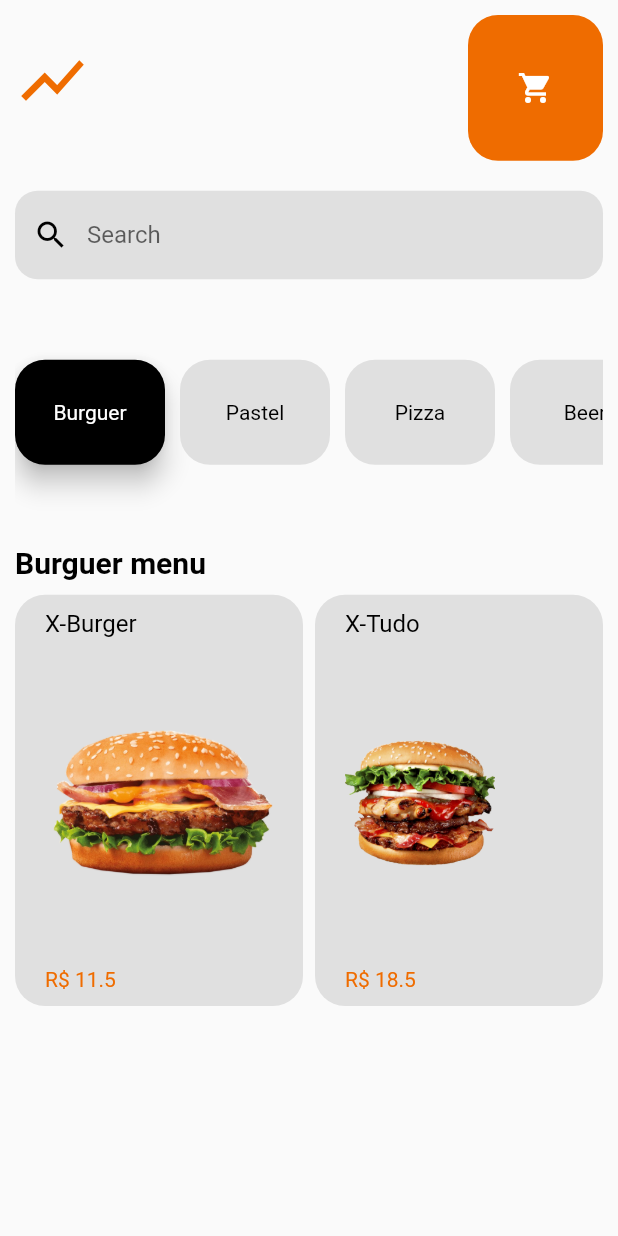
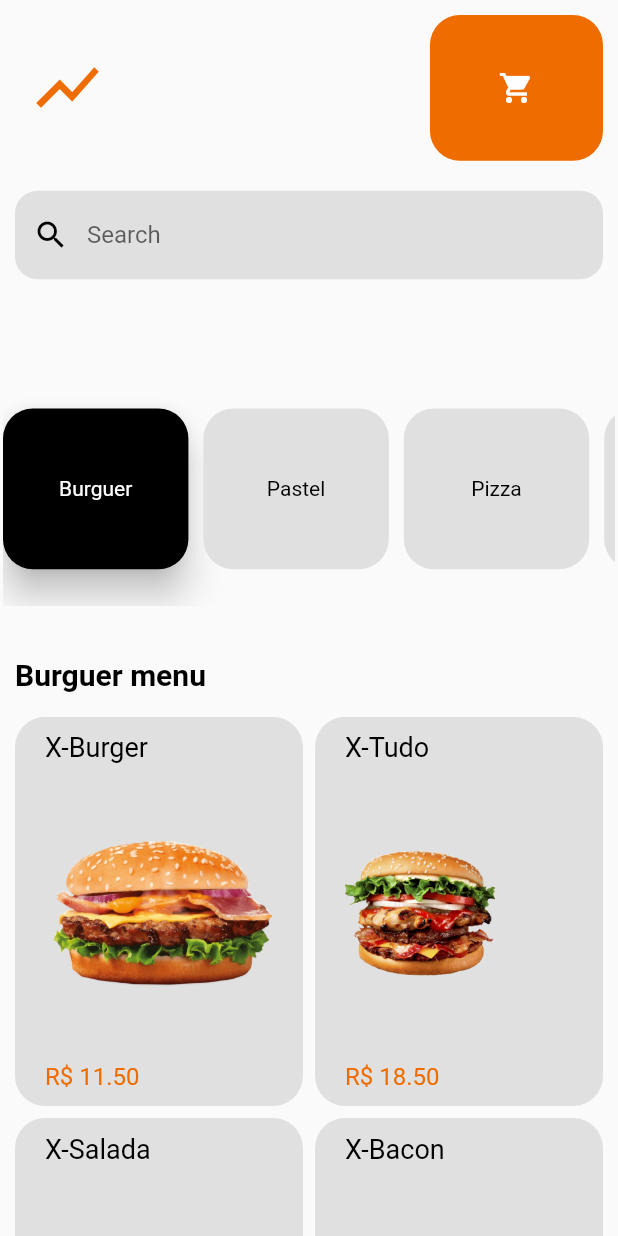
Before and after one commit to NatanRib/food_deliver, a Flutter app: the screen it shows after launch, on a phone screen of 412 x 824 dp. Run offline on Flutter 3.47's test engine with Material 2 defaults, Android fonts, the phone set to English and light mode, and no system bars; our stand-ins replace get; Roboto replaces fonts that are missing (Georgia).

Commit message:
ajuste na responsividade, nos controller, projeto pronto

```diff
--- a/lib/app/controller/cart_controller.dart
+++ b/lib/app/controller/cart_controller.dart
@@ -10,6 +10,7 @@ class CartController extends GetxController {
   CartController({@required this.repository}) : assert(repository != null);
 
   var cart = Cart();
+  var total = 0.0;
 
   final _cartEnd = false.obs;
   get cartEnd => _cartEnd.value;
@@ -27,42 +28,58 @@ class CartController extends GetxController {
 
   getCart(){
     cart = repository.getAll();
-    print(cart.items.length);
+    total = cart.frete;
     update();
   }
 
   addOne(Item i){
-    if (cart.items.indexOf(i)== -1){
+
+     List<String> nameOfItens = [];
+
+    for (var it in cart.items){
+      nameOfItens.add(it.name);
+    }
+
+    if(nameOfItens.indexOf(i.name) == -1){
       Item item = Item(
         name: i.name, description: i.description, price: i.price,
          category: i.category, urlImage: i.urlImage, qtd: i.qtd);
+      print('item: ${i.name} | qtd: ${i.qtd} | price: ${i.price} | total: ${i.price * i.qtd}');
+      total+= item.price * item.qtd;
       cart.items.add(item);
       update();
     }
   }
 
-  removeOne(i){
+  removeOne(Item i){
     if(cart.items.indexOf(i) != -1){
+      print('item: ${i.name} | qtd: ${i.qtd} | price :${i.price} | total: ${i.price * i.qtd}');
+      total -= i.price * i.qtd;
       cart.items.remove(i);
       update();
     }
+    //totalOrder();
   }
 
-  totalOrder(){
-    double total = 10.0;
+  clearCart(){
+    this.cart = Cart();
+    this.total = this.cart.frete;
+    update();
+  }
 
-    for (var item in cart.items){
-      total += item.price;
-    }
+  // totalOrder(){
 
-    return total;
-  }
+  //   for (var item in cart.items){
+  //     total += item.price;
+  //   }
+  //   total += 10.0;
+  //   update();
+  // }
 
   closeCart(){
     cartEnd = false;
     cartStart = !cartStart;
     cartFinal = true;
-    print('back cart');
   }
 
 }
--- a/lib/app/data/model/cart.dart
+++ b/lib/app/data/model/cart.dart
@@ -2,6 +2,7 @@ import 'package:food_delivery/app/data/model/item.dart';
 
 class Cart{
   List<Item> items = [];
+  double frete;
 
-  Cart();
+  Cart({this.frete = 10.0});
 }
--- a/lib/app/data/repository/cart_repository.dart
+++ b/lib/app/data/repository/cart_repository.dart
@@ -8,7 +8,7 @@ class CartRepository {
 
 //ChartRepository({@required this.apiClient}) : assert(apiClient != null);
 
-  Cart _cart = Cart();
+  Cart _cart = Cart(frete: 10.0);
 
   add(Item i){
     _cart.items.add(i);
--- a/lib/app/data/repository/item_repository.dart
+++ b/lib/app/data/repository/item_repository.dart
@@ -12,54 +12,54 @@ class ItemRepository {
       price: 11.50, category: 'Burguer', urlImage: 'assets/x_burguer.png'),
     Item(name: 'X-Tudo', description: 'ashdg hjasdg jyasgdjashdakdgaskdg askdg ajsdb aksdb aksdhb asdjakjsdjh',
        price: 18.50, category: 'Burguer',urlImage: 'assets/x_tudo.png'),
-    // Item('X-Salada', 'ashdg hjasdg jyasgdjashdakdgaskdg askdg ajsdb aksdb aksdhb asdjakjsdjh',
-    //  11.20, 'Burguer', 'assets/x_salada.png'),
-    // Item('X-Bacon', 'ashdg hjasdg jyasgdjashdakdgaskdg askdg ajsdb aksdb aksdhb asdjakjsdjh',
-    //    14.80, 'Burguer', 'assets/x_bacon.png'),
-    // Item('X-Hot Dog', 'ashdg hjasdg jyasgdjashdakdgaskdg askdg ajsdb aksdb aksdhb asdjakjsdjh',
-    //   15.80, 'Burguer', 'assets/hot_dog.png'),
-    // Item('Carne', 'ashdg hjasdg jyasgdjashdakdgaskdg askdg ajsdb aksdb aksdhb asdjakjsdjh',
-    //   3.50, 'Pastel', 'assets/pastel_carne.png'),
+    Item(name: 'X-Salada', description: 'ashdg hjasdg jyasgdjashdakdgaskdg askdg ajsdb aksdb aksdhb asdjakjsdjh',
+     price: 11.20, category: 'Burguer', urlImage: 'assets/x_salada.png'),
+    Item(name: 'X-Bacon', description: 'ashdg hjasdg jyasgdjashdakdgaskdg askdg ajsdb aksdb aksdhb asdjakjsdjh',
+       price: 14.80, category: 'Burguer', urlImage: 'assets/x_bacon.png'),
+    Item(name: 'X-Hot Dog', description: 'ashdg hjasdg jyasgdjashdakdgaskdg askdg ajsdb aksdb aksdhb asdjakjsdjh',
+      price: 15.80, category: 'Burguer', urlImage: 'assets/hot_dog.png'),
+    Item(name: 'Carne', description: 'ashdg hjasdg jyasgdjashdakdgaskdg askdg ajsdb aksdb aksdhb asdjakjsdjh',
+      price: 3.50, category:  'Pastel', urlImage: 'assets/pastel_carne.png'),
     Item(name: 'Frango', description: 'ashdg hjasdg jyasgdjashdakdgaskdg askdg ajsdb aksdb aksdhb asdjakjsdjh',
       price: 3.50, category: 'Pastel', urlImage: 'assets/pastel_frango_c.png'),
     Item(name: 'Carne e Frango', description: 'ashdg hjasdg jyasgdjashdakdgaskdg askdg ajsdb aksdb aksdhb asdjakjsdjh',
       price: 5.50, category: 'Pastel', urlImage: 'assets/pastel_pizza.png'),
-    // Item('Frango e Catupiry', 'ashdg hjasdg jyasgdjashdakdgaskdg askdg ajsdb aksdb aksdhb asdjakjsdjh',
-    //   5.50, 'Pastel', 'assets/pastel_frango_c.png'),
-    // Item('Pizza', 'ashdg hjasdg jyasgdjashdakdgaskdg askdg ajsdb aksdb aksdhb asdjakjsdjh',
-    //   5.50, 'Pastel', 'assets/pastel_pizza.png'),
+    Item(name: 'Frango e Catupiry', description: 'ashdg hjasdg jyasgdjashdakdgaskdg askdg ajsdb aksdb aksdhb asdjakjsdjh',
+      price: 5.50, category: 'Pastel', urlImage: 'assets/pastel_frango_c.png'),
+    Item(name: 'Pizza', description: 'ashdg hjasdg jyasgdjashdakdgaskdg askdg ajsdb aksdb aksdhb asdjakjsdjh',
+      price: 5.50, category: 'Pastel', urlImage: 'assets/pastel_pizza.png'),
     Item(name: '4 Queijos', description: 'ashdg hjasdg jyasgdjashdakdgaskdg askdg ajsdb aksdb aksdhb asdjakjsdjh',
       price: 23.60, category: 'Pizza', urlImage: 'assets/queijo.png'),
     Item(name: 'Calabresa', description: 'ashdg hjasdg jyasgdjashdakdgaskdg askdg ajsdb aksdb aksdhb asdjakjsdjh',
       price: 21.80, category: 'Pizza', urlImage: 'assets/calabresa.png'),
-    // Item('Da Casa', 'ashdg hjasdg jyasgdjashdakdgaskdg askdg ajsdb aksdb aksdhb asdjakjsdjh',
-    //   29.90,'Pizza', 'assets/da_casa.png'),
-    // Item('Do Chefe', ' asdasds ashdg hjasdg jyasgdjashdakdgaskdg askdg ajsdb aksdb aksdhb asdjakjsdjh',
-    //   32.80,'Pizza', 'assets/do_chefe.png'),
+    Item(name: 'Da Casa', description: 'ashdg hjasdg jyasgdjashdakdgaskdg askdg ajsdb aksdb aksdhb asdjakjsdjh',
+      price: 29.90, category: 'Pizza', urlImage: 'assets/da_casa.png'),
+    Item(name: 'Do Chefe', description: ' asdasds ashdg hjasdg jyasgdjashdakdgaskdg askdg ajsdb aksdb aksdhb asdjakjsdjh',
+      price: 32.80, category: 'Pizza', urlImage: 'assets/do_chefe.png'),
     Item(name: 'Sub Zero', description: 'ashdg hja assdg jyasgdjashdakdgaskdg askdg ajsdb aksdb aksdhb asdjakjsdjh',
       price: 3.40, category: 'Beer', urlImage: 'assets/heineken.png'),
     Item(name: 'Polo Norte', description: 'ashdg hjasasdsadsadasefasfdg jyasgdjashdakdgaskdg askdg ajsdb aksdb aksdhb asdjakjsdjh',
       price: 2.40, category: 'Beer', urlImage: 'assets/antartica.png'),
-    // Item('Pagode', 'ashdg hjasasdsajkdshakdjhsbadkjhbasdkdg jyasgdjashdakdgasasdsad kdg askdg ajsdb aksdb aksdhb asdjakjsdjh',
-    //   2.20,'Beer', 'assets/samba.png'),
-    // Item('Conta Comigo', 'ashdg hjasdg jyasgdjashdakdgaskdg askdg ajsdb aksdb aksdhb asdjakjsdjh',
-    //   2.60,'Beer', 'assets/conti.png'),
-    // Item('Coque', 'ashdg hjasdg jyasgdjashdakdgaskdg askdg ajsdb aksdb aksdhb asdjakjsdjh',
-    //   4.20, 'Soda', 'assets/coke.png'),
+    Item(name: 'Pagode', description: 'ashdg hjasasdsajkdshakdjhsbadkjhbasdkdg jyasgdjashdakdgasasdsad kdg askdg ajsdb aksdb aksdhb asdjakjsdjh',
+      price: 2.20, category: 'Beer', urlImage: 'assets/samba.png'),
+    Item(name: 'Conta Comigo', description: 'ashdg hjasdg jyasgdjashdakdgaskdg askdg ajsdb aksdb aksdhb asdjakjsdjh',
+      price: 2.60, category: 'Beer', urlImage: 'assets/conti.png'),
+    Item(name: 'Coque', description: 'ashdg hjasdg jyasgdjashdakdgaskdg askdg ajsdb aksdb aksdhb asdjakjsdjh',
+      price: 4.20, category: 'Soda', urlImage: 'assets/coke.png'),
     Item(name: 'Guarana', description: 'ashdg hjasdg jyasgdjashdakdgaskdg askdg ajsdb aksdb aksdhb asdjakjsdjh',
       price: 3.20, category: 'Soda', urlImage: 'assets/guarana.png'),
     Item(name: 'Lemon', description: 'ashdg hjasdg jyasgdjashdakdgaskdg askdg ajsdb aksdb aksdhb asdjakjsdjh',
       price: 3.20, category: 'Soda', urlImage: 'assets/lemon.png'),
-    // Item('Uva hhhm', 'ashdg hjasdg jyasgdjashdakdgaskdg askdg ajsdb aksdb aksdhb asdjakjsdjh',
-    //   3.20, 'Soda', 'assets/uva.png'),
+    Item(name: 'Uva hhhm', description: 'ashdg hjasdg jyasgdjashdakdgaskdg askdg ajsdb aksdb aksdhb asdjakjsdjh',
+      price: 3.20, category: 'Soda', urlImage: 'assets/uva.png'),
     Item(name: 'Chocolate - 1L', description: 'ashdg hjasdg jyasgdjashdakdgaskdg askdg ajsdb aksdb aksdhb asdjakjsdjh',
       price: 14.50, category: 'Ice Cream', urlImage: 'assets/chocolate_sorvete.png'),
     Item(name: 'Creme - 1L', description: 'ashdg hjasdg jyasgdjashdakdgaskdg askdg ajsdb aksdb aksdhb asdjakjsdjh',
       price: 14.50, category: 'Ice Cream', urlImage: 'assets/creme.png'),
-    // Item('Morango - 1L', 'ashdg hjasdg jyasgdjashdakdgaskdg askdg ajsdb aksdb aksdhb asdjakjsdjh',
-    //   14.50,'Ice Cream', 'assets/morango.png'),
-    // Item('Manga - 1l', 'ashdg hjasdg jyasgdjashdakdgaskdg askdg ajsdb aksdb aksdhb asdjakjsdjh',
-    //   1.00,'Ice Cream', 'assets/manga.png'),
+    Item(name: 'Morango - 1L', description: 'ashdg hjasdg jyasgdjashdakdgaskdg askdg ajsdb aksdb aksdhb asdjakjsdjh',
+      price: 14.50, category: 'Ice Cream', urlImage: 'assets/morango.png'),
+    Item(name: 'Manga - 1l', description: 'ashdg hjasdg jyasgdjashdakdgaskdg askdg ajsdb aksdb aksdhb asdjakjsdjh',
+      price: 1.00, category: 'Ice Cream', urlImage: 'assets/manga.png'),
   ];
 
   getAll(){
--- a/lib/app/routes/app_pages.dart
+++ b/lib/app/routes/app_pages.dart
@@ -6,7 +6,7 @@ part './app_routes.dart';
 abstract class AppPages {
 
   static final pages = [
-    GetPage(name: Routes.INITIAL, page:()=> HomePage(),),
-    GetPage(name: Routes.DETAILS, page: ()=> DetaisPage()),
+    GetPage(name: Routes.INITIAL, page:()=> HomePage(), transitionDuration: const Duration(milliseconds: 500)),
+    GetPage(name: Routes.DETAILS, page: ()=> DetaisPage(), transitionDuration: const Duration(milliseconds: 500)),
   ];
 }
--- a/lib/app/ui/android/home/home_page.dart
+++ b/lib/app/ui/android/home/home_page.dart
@@ -21,62 +21,72 @@ class HomePage extends StatelessWidget {
     //se tiver app bar temos que tirar o tamanho dela, colocamos em uma variavel e acessamos pelo
     //appBar.preferredSize.height
 
-    var screenHeight = (MediaQuery.of(context).size.height - MediaQuery.of(context).padding.top);
+    //var screenHeight = (MediaQuery.of(context).size.height - MediaQuery.of(context).padding.top);
 
     return Scaffold(
       body: SafeArea(
-        child: Obx(
-          ()=> Stack(
+        child: LayoutBuilder(
+          builder: (context, contraints) {
+            print('heigth: ${contraints.maxHeight} width: ${contraints.maxWidth}');
+            return Obx(()=> Stack(
               children: [
-              Positioned( //CARRINHO OCULTO
+                Positioned(   //CARRINHO OCULTO
                   top: cartController.cartFinal? 15 : 10,
                   right: cartController.cartFinal? 15 :  10,
-                child: ShoppingCartWidgets().cart(cartController.totalOrder())
+                  child: ShoppingCartWidgets().cart()
                 ),
                 AnimatedOpacity(//
-                duration: Duration(milliseconds: 700),
+                  duration: Duration(milliseconds: 500),
                   opacity: cartController.cartFinal? 0: cartController.cartStart? 0 : 1,
                   child: IgnorePointer(
                     ignoring: cartController.cartStart,
-                  child: Container(
                     child: ListView(
                       children: [
-                        Row( //CABEÇALHO
+                        Container(    //CABEÇALHO
+                          height: contraints.maxHeight * 0.13,
+                          padding: const EdgeInsets.only(top: 10.0, right: 10.0, left: 10.0),
+                          child: Row(
                             mainAxisAlignment: MainAxisAlignment.spaceBetween,
                             children: [
-                            Padding(//LOGO
+                              Padding(    //LOGO
                                 padding: const EdgeInsets.only(left: 10.0),
                                 child: homeWidgets.logo(),
                               ),
-                            GetBuilder<CartController>(builder: (_)=> Container(//BOTAO ACIONA CARRINHO
-                                padding: const EdgeInsets.only(top: 10, right: 10),
+                              GetBuilder<CartController>(
+                                builder: (_)=> Container(   //BOTAO ACIONA CARRINHO
+                                  width: contraints.maxWidth * 0.28,
                                   child: GestureDetector(
                                     onTap: (){
-                                    print('acionando carrinho');
                                       cartController.cartStart = !cartController.cartStart;},
                                     child: homeWidgets.shoppingChart(
                                       _.cart.items.length
                                     ),
                                   ),
-                                height: Get.height * 0.13,
-                                width: 100,
                                 ),
                               )
                             ],
                           ),
-                        Padding(//SEARCH **PRECISO EMPREMENTAR
+                        ),
+                        Container(    //SEARCH **PRECISO EMPREMENTAR
+                          height: contraints.maxHeight * 0.15,
+                          child: Padding(
                             padding: const EdgeInsets.only(top:20, left: 10, right: 10),
                             child: homeWidgets.searchTextField(),
                           ),
-                        GetBuilder<CategoryController>(builder: (_) => Column(
+                        ),
+                        GetBuilder<CategoryController>(
+                          builder: (_) => Container(    //CATEGORIAS
+                            height: contraints.maxHeight * 0.3,
+                            child: Column(
                               crossAxisAlignment: CrossAxisAlignment.start,
+                              mainAxisAlignment: MainAxisAlignment.spaceAround,
                               children: [
-                              Padding(//CATEGORIAS
-                                padding: const EdgeInsets.only(top: 20, right: 10, left: 10),
-                                child: SizedBox(
-                                  height: Get.height/6,
+                                Padding(
+                                  padding: const EdgeInsets.only(left: 2, right: 2),
+                                  child: Container(
+                                    height: contraints.maxHeight * 0.19,
                                     width: Get.width,
-                                  child: ListView.builder( //categorias
+                                    child: ListView.builder( //lista de cards das categorias
                                       scrollDirection: Axis.horizontal,
                                       itemCount: _.categories.length,
                                       itemBuilder: (context, index){
@@ -89,10 +99,13 @@ class HomePage extends StatelessWidget {
                                                 _.categories[index].name);
                                                 itemController.getByCategory(_.categories[index].name);
                                               },
+                                              child: Container(
+                                                height: contraints.maxHeight * 0.13,
                                                 child: homeWidgets.cardIcon(_.categories[index].name,
                                                   _.categories[index].name ==
                                                   _.selectedCategory ?
-                                                true : false)
+                                                    true : false),
+                                              )
 
                                             ),
                                             Container(width: 10,)
@@ -102,23 +115,25 @@ class HomePage extends StatelessWidget {
                                     ),
                                   ),
                                 ),
-                              Padding(//TEXTO CATEGORIA
-                                padding: const EdgeInsets.only(top: 20, left: 10),
+                                Container(    //TEXTO CATEGORIA
+                                  child: Padding(
+                                    padding: const EdgeInsets.only(left: 10),
                                     child: homeWidgets.textMenu(_.selectedCategory),
                                   ),
+                                ),
                               ],
+                            ),
                         )
                         ),
                         GetBuilder<ItemController>(builder: (_) {
-                          return Container(//GRID DE ITENS DA CATEGORIA
-                            height: Get.height * 0.74,
-                            width: Get.width,
-                            padding: const EdgeInsets.only(top: 10.0),
+                          return Container(   //GRID DE ITENS DA CATEGORIA
+                            height: contraints.maxHeight * 0.75,
+                            //padding: const EdgeInsets.only(top: 10.0),
                             child: GridView.count(
                               physics: ScrollPhysics(),
-                              childAspectRatio: 0.7,
+                              childAspectRatio: 0.74,
                               crossAxisSpacing: 8,
-                              mainAxisSpacing: 10,
+                              mainAxisSpacing: 8,
                               crossAxisCount: 2,
                               padding: const EdgeInsets.only(left: 10.0, right: 10.0),
                               children: List<Widget>.generate(
@@ -135,11 +150,11 @@ class HomePage extends StatelessWidget {
                       ],
                     ),
                   ),
-                ),
                 )
               ]
+            ));
+          }
         ),
-        )
       )
     );
   }
--- a/lib/app/ui/android/home/widgets/home_widgets.dart
+++ b/lib/app/ui/android/home/widgets/home_widgets.dart
@@ -62,11 +62,11 @@ class HomeWidgets {
 
   Widget cardIcon(String nameOfCategory /*IconData icon*/, bool selected) {
     return Container(
-      height: 70,
-      width: 100,
+      // height: 70,
+      width: Get.width * 0.3,
       child: Material(
         color: selected ? Colors.black : Get.theme.backgroundColor,
-        elevation: selected ? 7 : 0,
+        elevation: selected ? 10 : 0,
         borderRadius: BorderRadius.circular(20),
         child: Center(
           child: Text(
@@ -92,24 +92,25 @@ class HomeWidgets {
       decoration: BoxDecoration(
           borderRadius: BorderRadius.circular(20),
           color: Get.theme.backgroundColor),
-      height: 130,
-      width: 80,
       child: Column(
           mainAxisAlignment: MainAxisAlignment.spaceBetween,
           crossAxisAlignment: CrossAxisAlignment.start,
           children: [
             Text(
               i.name,
-              style: TextStyle(color: Colors.black, fontSize: 16),
+              style: TextStyle(color: Colors.black, fontSize: 18),
             ),
-            Image(
-              image: AssetImage(i.urlImage),
-              height: 100,
-              alignment: Alignment.center,
+            Hero(
+              tag: '${i.urlImage} + ${i.name}',
+              child: Image(
+                image: AssetImage(i.urlImage),
+                height: 100,
+                alignment: Alignment.center,
+              ),
             ),
             Text(
-              'R\$ ' + i.price.toString(),
-              style: TextStyle(color: Get.theme.accentColor),
+              'R\$ ' + i.price.toStringAsFixed(2),
+              style: TextStyle(color: Get.theme.accentColor, fontSize: 16),
             )
           ]),
     );
--- a/lib/app/ui/android/shopping_cart/widgets/shopping_cart_widgets.dart
+++ b/lib/app/ui/android/shopping_cart/widgets/shopping_cart_widgets.dart
@@ -45,7 +45,7 @@ class ShoppingCartWidgets{
                       fontWeight: FontWeight.bold
                     ),
                   ),
-                  Text('R\$ ' + i.price.toString())
+                  Text('R\$ ' + i.price.toStringAsFixed(2))
                 ],
               ),
             ),
@@ -86,7 +86,7 @@ class ShoppingCartWidgets{
     );
   }
 
-  Widget checkOut(double total){
+  Widget checkOut(){
     return Row(
       mainAxisAlignment: MainAxisAlignment.spaceBetween,
       children: [
@@ -95,21 +95,22 @@ class ShoppingCartWidgets{
           mainAxisAlignment: MainAxisAlignment.spaceBetween,
           children: [
             Text('Total price'),
-            Text('R\$ '+(total).toStringAsFixed(2),
+            GetBuilder<CartController>(
+              builder: (_)=> Text('R\$ '+_.total.toStringAsFixed(2),
               style: TextStyle(
                 fontSize: 18,
                 fontWeight: FontWeight.bold,
                 color: Colors.black
               ),
-            )
+            ))
           ],
         ),
         Row(
           children: [
             Padding(
-              padding: const EdgeInsets.only(right: 3.0),
+              padding: const EdgeInsets.only(right: 5.0),
               child: Container(
-                width: 50,
+                width: Get.width * 0.16,
                 height: Get.height,
                 child: RaisedButton(
                   shape: RoundedRectangleBorder(
@@ -117,7 +118,6 @@ class ShoppingCartWidgets{
                   ),
                   color: Colors.white,
                   onPressed: (){
-                    print('fechando carrinho');
                     cartController.closeCart();},
                   child: Center(
                     child: Icon(
@@ -132,7 +132,28 @@ class ShoppingCartWidgets{
             Container(
               height: Get.height,
               child: RaisedButton(
-                onPressed: (){},
+                onPressed: (){
+                  cartController.closeCart();
+                  cartController.clearCart();
+                  Get.snackbar(
+                    'Sending order',
+                    '',
+                    colorText: Get.theme.primaryColor,
+                    showProgressIndicator: true,
+                    duration: Duration(seconds: 2),
+                    backgroundColor: Colors.black,
+
+                  );
+                  Future.delayed(Duration(milliseconds: 1900),
+                    ()=> Get.snackbar(
+                      'Order send',
+                      '',
+                      colorText: Get.theme.primaryColor,
+                      duration: Duration(seconds: 2),
+                      backgroundColor: Get.theme.accentColor
+                    )
+                  );
+                },
                 shape: RoundedRectangleBorder(
                   borderRadius: BorderRadius.circular(20)
                 ),
@@ -151,14 +172,17 @@ class ShoppingCartWidgets{
     );
   }
 
-  Widget cart(double total){
-    return Material(
+  Widget cart(){
+    return Stack(
+      children: [
+        //colocar a animação de enviar o pedido
+        Material(
           shape: RoundedRectangleBorder(
             borderRadius: BorderRadius.circular(20)
           ),
-      elevation: 5,
+          elevation: 10,
           child:  AnimatedContainer(
-        curve: Curves.easeInCubic,
+            curve: Curves.bounceInOut,
             onEnd: (){
               cartController.cartFinal ? cartController.cartEnd=false : cartController.cartEnd =true;
               cartController.cartFinal = false;
@@ -170,7 +194,7 @@ class ShoppingCartWidgets{
             ),
             padding: const EdgeInsets.only(left: 10.0, top: 3.0, right: 10.0, bottom: 3.0),
             height: cartController.cartStart ? Get.height * 0.90 : 0,
-        width: cartController.cartStart ? Get.width * 0.94 : 0,
+            width: cartController.cartStart ? Get.width * 0.90 : 0,
             child: cartController.cartEnd ? Column(
               children: [
                 cartController.cart.items == null ?
@@ -178,12 +202,22 @@ class ShoppingCartWidgets{
                     Expanded(
                       flex: 7,
                       child: Container(
-                    // height: Get.height *0.7,
-                    // width: Get.width,
                         child: ListView.builder(
                           itemCount: cartController.cart.items.length,
                           itemBuilder: (BuildContext context, int index) {
-                        return cartItem(cartController.cart.items[index]);
+                            return Dismissible(
+                              background: Container(
+                                alignment: Alignment.centerRight,
+                                padding: const EdgeInsets.only(right: 10),
+                                child: Icon(Icons.remove_circle, color: Colors.red,),
+                              ),
+                              direction: DismissDirection.endToStart,
+                              key: Key(cartController.cart.items[index].name),
+                              onDismissed: (direction){
+                                cartController.removeOne(cartController.cart.items[index]);
+                                //cartController.totalOrder();
+                              },
+                              child: cartItem(cartController.cart.items[index]));
                           },
                         ),
                       ),
@@ -199,12 +233,14 @@ class ShoppingCartWidgets{
                   flex: 1,
                   child: Container(
                     padding: const EdgeInsets.only(bottom: 5.0),
-                child: checkOut(total)
+                    child: checkOut()
                   ),
                 ),
               ]
             ) : Container(),
           ),
+        )
+      ],
     );
   }
 
```
Also changed, not shown: lib/app/ui/android/details/details_page.dart (+44 -40 lines), lib/app/ui/android/details/widgets/details_widgets.dart (+18 -20 lines). Lines whose indentation alone changed are shown as unchanged.
